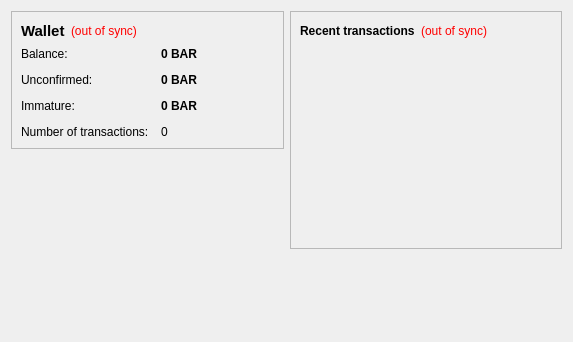
The window that src/qt/forms/overviewpage.ui (bauscoin/adamcoin) describes before a commit, drawn with Qt 5.
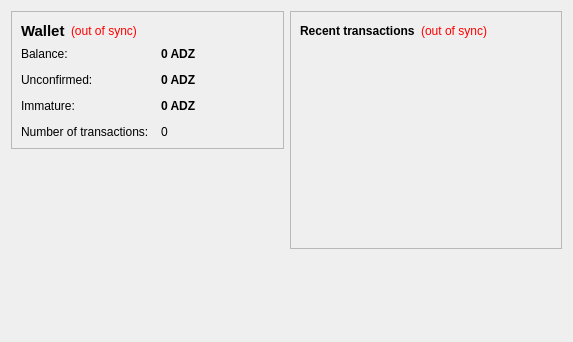
The same window after the commit.

What changed in the file:
```diff
--- a/src/qt/forms/overviewpage.ui
+++ b/src/qt/forms/overviewpage.ui
@@ -105,7 +105,7 @@
              <string>Your current balance</string>
             </property>
             <property name="text">
-             <string notr="true">0 BAR</string>
+             <string notr="true">0 ADZ</string>
             </property>
             <property name="textInteractionFlags">
              <set>Qt::LinksAccessibleByMouse|Qt::TextSelectableByKeyboard|Qt::TextSelectableByMouse</set>
@@ -134,7 +134,7 @@
              <string>Total of transactions that have yet to be confirmed, and do not yet count toward the current balance</string>
             </property>
             <property name="text">
-             <string notr="true">0 BAR</string>
+             <string notr="true">0 ADZ</string>
             </property>
             <property name="textInteractionFlags">
              <set>Qt::LinksAccessibleByMouse|Qt::TextSelectableByKeyboard|Qt::TextSelectableByMouse</set>
@@ -177,7 +177,7 @@
              <string>Mined balance that has not yet matured</string>
             </property>
             <property name="text">
-             <string notr="true">0 BAR</string>
+             <string notr="true">0 ADZ</string>
             </property>
             <property name="textInteractionFlags">
              <set>Qt::LinksAccessibleByMouse|Qt::TextSelectableByKeyboard|Qt::TextSelectableByMouse</set>
```
Left out of the diff: 4 changed lines with no effect on the pictures.
